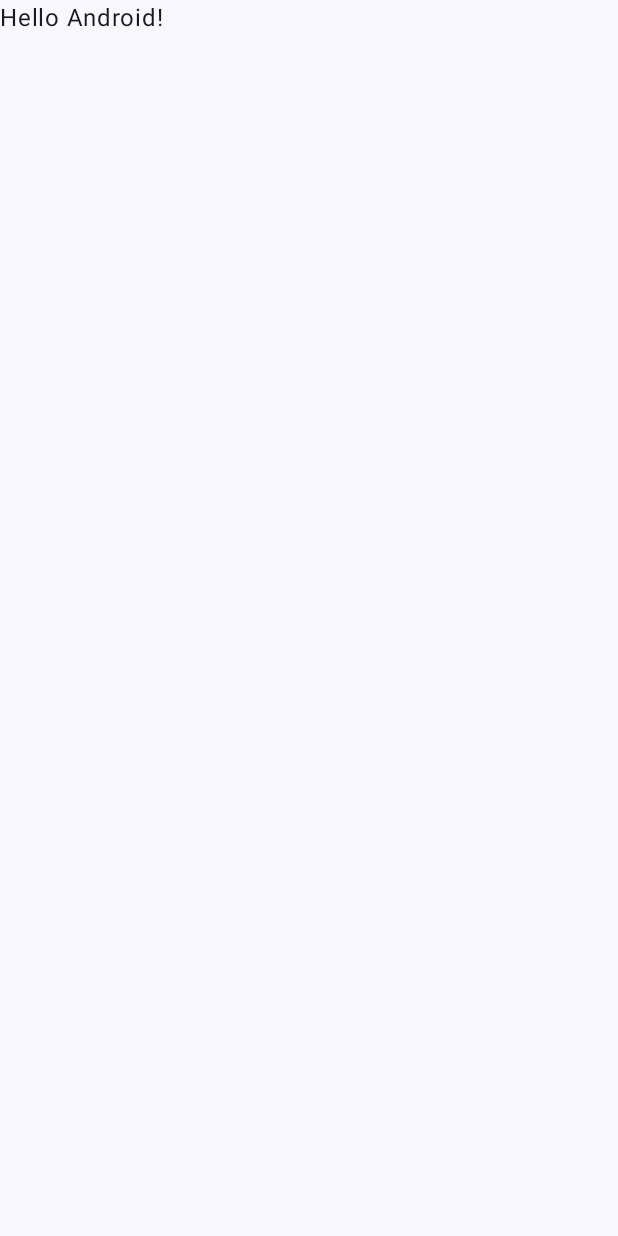
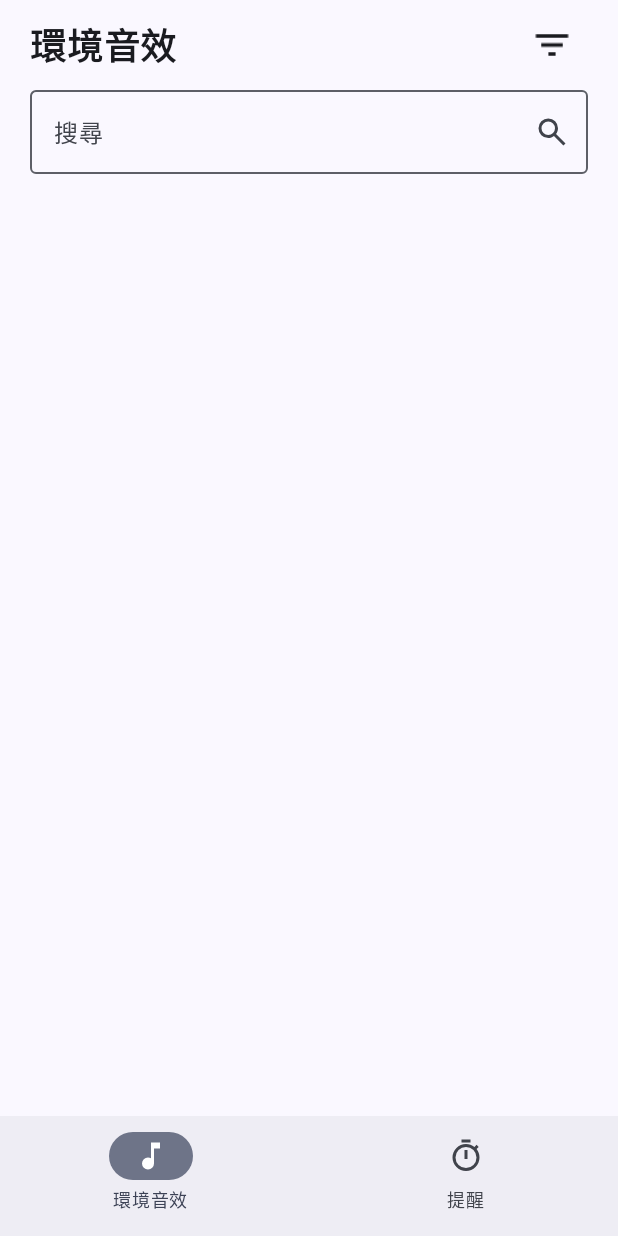
Before and after one commit to chengpuliang/AmbientSoundExplorer, an Android app built with Jetpack Compose: the screen it shows after launch (MainActivity), on a phone screen of 412 x 824 dp. Before the commit the screen is almost empty. Run offline under Robolectric (Android 15) with nearby library versions, the light colour scheme and no system bars.

Commit message:
12/16 0:27

```diff
--- a/app/src/main/java/com/example/ambientsoundexplorer/MainActivity.kt
+++ b/app/src/main/java/com/example/ambientsoundexplorer/MainActivity.kt
@@ -4,44 +4,74 @@ import android.os.Bundle
 import androidx.activity.ComponentActivity
 import androidx.activity.compose.setContent
 import androidx.activity.enableEdgeToEdge
+import androidx.compose.foundation.layout.Column
 import androidx.compose.foundation.layout.fillMaxSize
 import androidx.compose.foundation.layout.padding
+import androidx.compose.material.icons.Icons
+import androidx.compose.material.icons.filled.Add
+import androidx.compose.material3.Icon
+import androidx.compose.material3.NavigationBar
+import androidx.compose.material3.NavigationBarDefaults
+import androidx.compose.material3.NavigationBarItem
 import androidx.compose.material3.Scaffold
 import androidx.compose.material3.Text
 import androidx.compose.runtime.Composable
+import androidx.compose.runtime.getValue
+import androidx.compose.runtime.mutableStateOf
+import androidx.compose.runtime.remember
+import androidx.compose.runtime.setValue
 import androidx.compose.ui.Modifier
+import androidx.compose.ui.res.painterResource
 import androidx.compose.ui.tooling.preview.Preview
 import com.example.ambientsoundexplorer.ui.theme.AmbientSoundExplorerTheme
+import com.example.ambientsoundexplorer.ui.theme.ReminderScreen
+import com.example.ambientsoundexplorer.ui.theme.SoundScreen
 
+enum class Page {sounds,reminders}
 class MainActivity : ComponentActivity() {
     override fun onCreate(savedInstanceState: Bundle?) {
         super.onCreate(savedInstanceState)
         enableEdgeToEdge()
         setContent {
+            var currentPage by remember { mutableStateOf(Page.sounds) }
             AmbientSoundExplorerTheme {
-                Scaffold(modifier = Modifier.fillMaxSize()) { innerPadding ->
-                    Greeting(
-                        name = "Android",
+                Scaffold(
+                    modifier = Modifier.fillMaxSize(),
+                    bottomBar = {
+                        NavigationBar(windowInsets = NavigationBarDefaults.windowInsets) {
+                            NavigationBarItem(
+                                selected = currentPage == Page.sounds,
+                                onClick = {
+                                    currentPage = Page.sounds
+                                },
+                                icon = {
+                                    Icon(painter = painterResource(R.drawable.outline_music_note_24),"")
+                                },
+                                label = {Text("環境音效")}
+                            )
+                            NavigationBarItem(
+                                selected = currentPage == Page.reminders,
+                                onClick = {
+                                    currentPage = Page.reminders
+                                },
+                                icon = {
+                                    Icon(painter = painterResource(R.drawable.outline_timer_24),"")
+                                },
+                                label = {Text("提醒")}
+                            )
+                        }
+                    }
+                ) { innerPadding ->
+                    Column(
                         modifier = Modifier.padding(innerPadding)
-                    )
+                    ) {
+                        when (currentPage) {
+                            Page.sounds -> SoundScreen()
+                            Page.reminders -> ReminderScreen()
+                        }
+                    }
                 }
             }
         }
     }
 }
-
-@Composable
-fun Greeting(name: String, modifier: Modifier = Modifier) {
-    Text(
-        text = "Hello $name!",
-        modifier = modifier
-    )
-}
-
-@Preview(showBackground = true)
-@Composable
-fun GreetingPreview() {
-    AmbientSoundExplorerTheme {
-        Greeting("Android")
-    }
-}
--- /dev/null
+++ b/app/src/main/java/com/example/ambientsoundexplorer/ui/theme/SoundScreen.kt
@@ -0,0 +1,60 @@
+package com.example.ambientsoundexplorer.ui.theme
+
+import androidx.compose.foundation.layout.Column
+import androidx.compose.foundation.layout.Row
+import androidx.compose.foundation.layout.fillMaxWidth
+import androidx.compose.foundation.layout.height
+import androidx.compose.foundation.layout.padding
+import androidx.compose.foundation.layout.size
+import androidx.compose.foundation.layout.width
+import androidx.compose.material3.Icon
+import androidx.compose.material3.IconButton
+import androidx.compose.material3.OutlinedTextField
+import androidx.compose.material3.Text
+import androidx.compose.runtime.Composable
+import androidx.compose.runtime.getValue
+import androidx.compose.runtime.mutableStateOf
+import androidx.compose.runtime.remember
+import androidx.compose.runtime.setValue
+import androidx.compose.ui.Alignment
+import androidx.compose.ui.Modifier
+import androidx.compose.ui.draw.scale
+import androidx.compose.ui.res.painterResource
+import androidx.compose.ui.text.font.FontWeight
+import androidx.compose.ui.text.style.TextAlign
+import androidx.compose.ui.unit.dp
+import androidx.compose.ui.unit.sp
+import com.example.ambientsoundexplorer.R;
+
+@Composable
+fun SoundScreen() {
+    var searchText by remember { mutableStateOf("") }
+    Column(
+        modifier = Modifier.padding(20.dp,0.dp)
+    ) {
+        Row (
+            verticalAlignment = Alignment.CenterVertically,
+            modifier = Modifier.padding(0.dp,10.dp).height(40.dp)
+        ) {
+            Text (
+                text = "環境音效",
+                fontWeight = FontWeight.ExtraBold,
+                fontSize = 24.sp,
+                modifier = Modifier.weight(1f)
+            )
+            IconButton(
+                onClick = {},
+            ) {
+                Icon(painter = painterResource(R.drawable.outline_filter_list_24),"", Modifier.scale(1.2f))
+            }
+        }
+
+        OutlinedTextField(
+            value = searchText,
+            onValueChange = {searchText = it},
+            placeholder = {Text("搜尋")},
+            trailingIcon = {Icon(painter = painterResource(R.drawable.outline_search_24),"")},
+            modifier = Modifier.fillMaxWidth()
+        )
+    }
+}
--- /dev/null
+++ b/app/src/main/res/drawable/outline_filter_list_24.xml
@@ -0,0 +1,5 @@
+<vector xmlns:android="http://schemas.android.com/apk/res/android" android:height="24dp" android:tint="#000000" android:viewportHeight="960" android:viewportWidth="960" android:width="24dp">
+
+    <path android:fillColor="@android:color/white" android:pathData="M400,720L400,640L560,640L560,720L400,720ZM240,520L240,440L720,440L720,520L240,520ZM120,320L120,240L840,240L840,320L120,320Z"/>
+
+</vector>
--- /dev/null
+++ b/app/src/main/res/drawable/outline_music_note_24.xml
@@ -0,0 +1,5 @@
+<vector xmlns:android="http://schemas.android.com/apk/res/android" android:height="24dp" android:tint="#000000" android:viewportHeight="960" android:viewportWidth="960" android:width="24dp">
+
+    <path android:fillColor="@android:color/white" android:pathData="M400,840Q334,840 287,793Q240,746 240,680Q240,614 287,567Q334,520 400,520Q423,520 442.5,525.5Q462,531 480,542L480,120L720,120L720,280L560,280L560,680Q560,746 513,793Q466,840 400,840Z"/>
+
+</vector>
--- /dev/null
+++ b/app/src/main/res/drawable/outline_search_24.xml
@@ -0,0 +1,5 @@
+<vector xmlns:android="http://schemas.android.com/apk/res/android" android:height="24dp" android:tint="#000000" android:viewportHeight="960" android:viewportWidth="960" android:width="24dp">
+
+    <path android:fillColor="@android:color/white" android:pathData="M784,840L532,588Q502,612 463,626Q424,640 380,640Q271,640 195.5,564.5Q120,489 120,380Q120,271 195.5,195.5Q271,120 380,120Q489,120 564.5,195.5Q640,271 640,380Q640,424 626,463Q612,502 588,532L840,784L784,840ZM380,560Q455,560 507.5,507.5Q560,455 560,380Q560,305 507.5,252.5Q455,200 380,200Q305,200 252.5,252.5Q200,305 200,380Q200,455 252.5,507.5Q305,560 380,560Z"/>
+
+</vector>
--- /dev/null
+++ b/app/src/main/res/drawable/outline_timer_24.xml
@@ -0,0 +1,5 @@
+<vector xmlns:android="http://schemas.android.com/apk/res/android" android:height="24dp" android:tint="#000000" android:viewportHeight="960" android:viewportWidth="960" android:width="24dp">
+
+    <path android:fillColor="@android:color/white" android:pathData="M360,120L360,40L600,40L600,120L360,120ZM440,560L520,560L520,320L440,320L440,560ZM480,880Q406,880 340.5,851.5Q275,823 226,774Q177,725 148.5,659.5Q120,594 120,520Q120,446 148.5,380.5Q177,315 226,266Q275,217 340.5,188.5Q406,160 480,160Q542,160 599,180Q656,200 706,238L762,182L818,238L762,294Q800,344 820,401Q840,458 840,520Q840,594 811.5,659.5Q783,725 734,774Q685,823 619.5,851.5Q554,880 480,880ZM480,800Q596,800 678,718Q760,636 760,520Q760,404 678,322Q596,240 480,240Q364,240 282,322Q200,404 200,520Q200,636 282,718Q364,800 480,800ZM480,520Q480,520 480,520Q480,520 480,520Q480,520 480,520Q480,520 480,520Q480,520 480,520Q480,520 480,520Q480,520 480,520Q480,520 480,520Z"/>
+
+</vector>
```
Also changed, not shown: app/src/main/java/com/example/ambientsoundexplorer/ui/theme/ApiService.kt (added, +13 -0 lines), app/src/main/java/com/example/ambientsoundexplorer/ui/theme/ReminderScreen.kt (added, +76 -0 lines), 2 other files.
